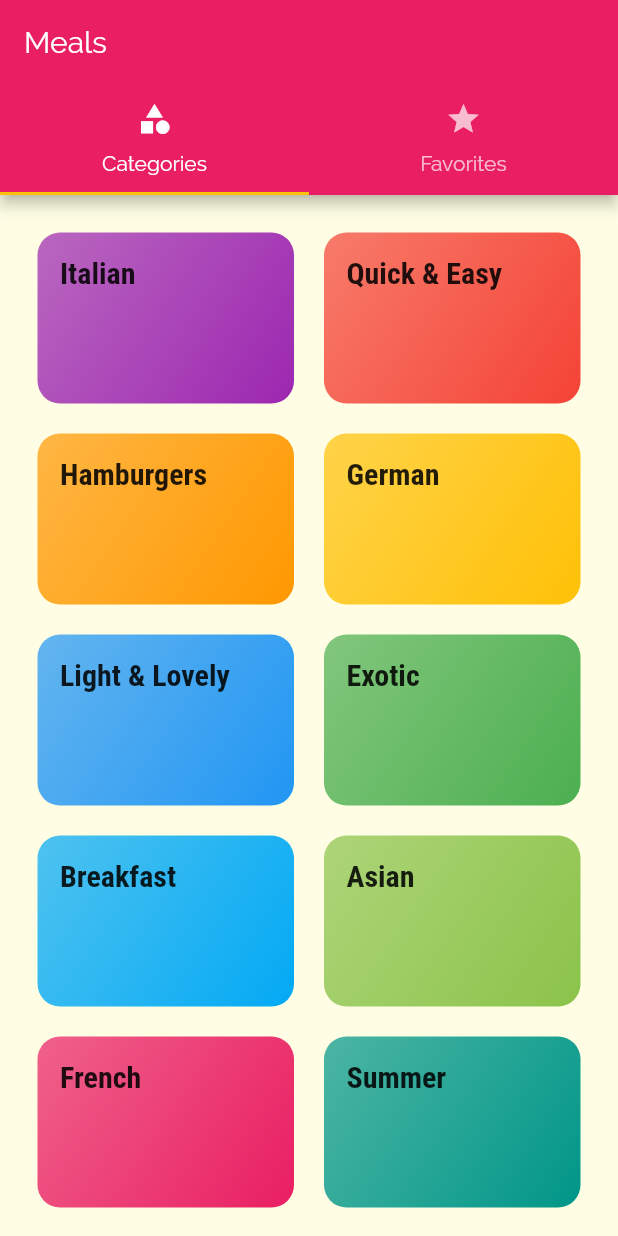
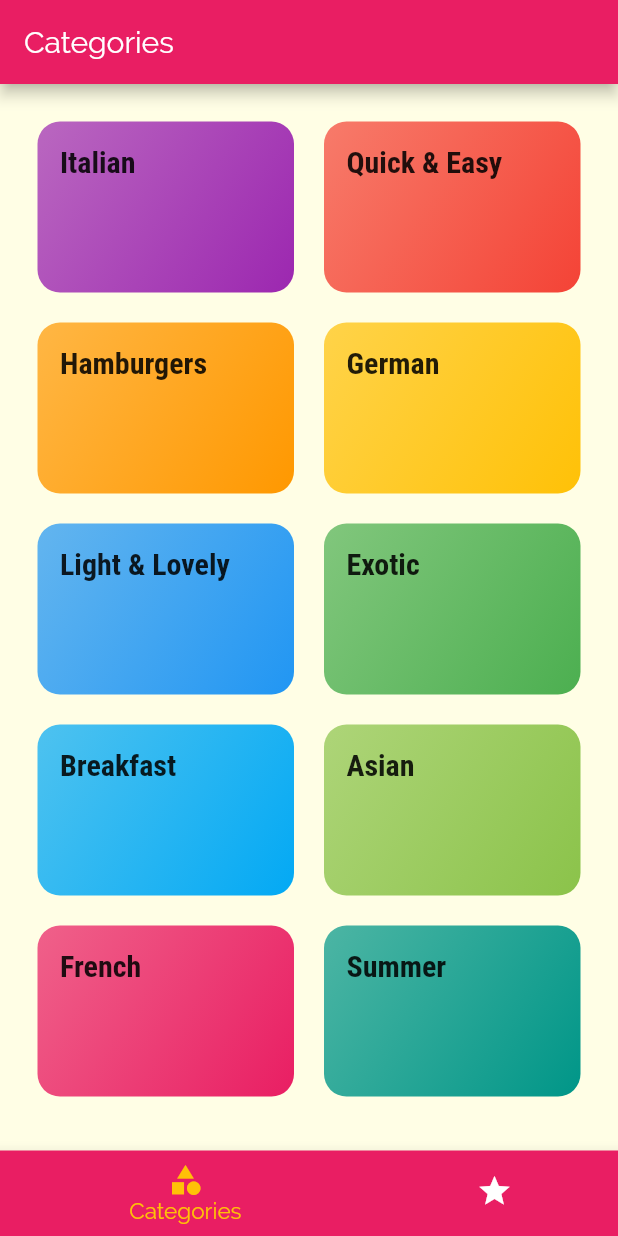
Before and after one commit to mudassir666/meals, a Flutter app: the screen it shows after launch, on a phone screen of 412 x 824 dp. Run offline on Flutter 3.47's test engine with Material 2 defaults, Android fonts, the phone set to English and light mode, and no system bars.

Commit message:
dev#part6_completed

```diff
--- a/lib/screens/tabs_screen.dart
+++ b/lib/screens/tabs_screen.dart
@@ -10,33 +10,58 @@ class TabsScreen extends StatefulWidget {
 }
 
 class _TabsScreenState extends State<TabsScreen> {
+  // final List<Widget> _pages = [
+  //   CategoriesScreen(),
+  //   FavoritesScreen(),
+  // ];
+
+  final List<Map<String, dynamic>> _pages = [
+    {
+      'page': CategoriesScreen(),
+      'title': "Categories",
+    },
+    {
+      'page': FavoritesScreen(),
+      'title': "Your Favorite",
+    },
+  ];
+
+   int _selectedPageIndex = 0;
+
+  void _selectPage(int index) {
+    setState(() {
+      _selectedPageIndex = index;
+    });
+  }
+
   @override
   Widget build(BuildContext context) {
-    return DefaultTabController(
-      length: 2,
-     // initialIndex: 0,
-      child: Scaffold(
-        appBar: AppBar(
-          title: Text("Meals"),
-          bottom: TabBar(
-            tabs: [
-              Tab(
-                icon: Icon(Icons.category),
-                text: 'Categories',
-              ),
-              Tab(
-                icon: Icon(Icons.star),
-                text: 'Favorites',
-              ),
-            ],
+    return Scaffold(
+      appBar: AppBar(
+        title: Text(_pages[_selectedPageIndex]['title']),
+      ),
+      body: _pages[_selectedPageIndex]['page'],
+      bottomNavigationBar: BottomNavigationBar(
+        onTap: _selectPage,
+        backgroundColor: Theme.of(context).primaryColor,
+        unselectedItemColor: Colors.white,
+        selectedItemColor: Theme.of(context).accentColor,
+        currentIndex: _selectedPageIndex,
+        unselectedFontSize: 13,
+        selectedFontSize: 15,
+        type: BottomNavigationBarType.shifting,
+        items: [
+          BottomNavigationBarItem(
+            backgroundColor: Theme.of(context).primaryColor,
+            icon: Icon(Icons.category),
+            title: Text('Categories'),
           ),
-        ),
-        body: TabBarView(
-          children: [
-            CategoriesScreen(),
-            FavoritesScreen(),
-          ],
-        ),
+          BottomNavigationBarItem(
+            backgroundColor: Theme.of(context).primaryColor,
+            icon: Icon(Icons.star),
+            title: Text('Favorites'),
+          ),
+        ],
       ),
     );
   }
```
